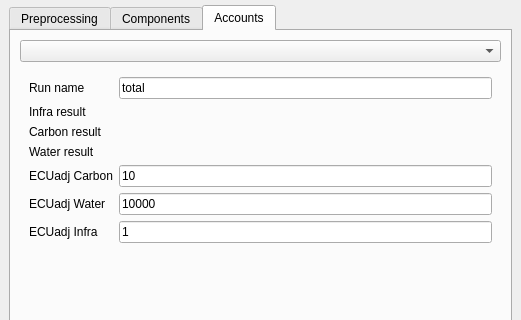
Before: the Qt Designer form enca_plugin/enca_plugin_dockwidget_base.ui in VITObelgium/sys4enca, drawn with Qt 5; both pictures show x 0 to 521 and y 256 to 576 of the 521 by 1072 pixel window.
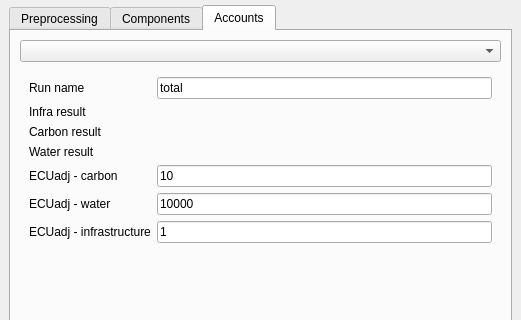
After: the same form once the commit is applied. The open tabs and pages were chosen to show the change. Custom widgets are drawn as their Qt base class.

The edit to the form file:
```diff
--- a/enca_plugin/enca_plugin_dockwidget_base.ui
+++ b/enca_plugin/enca_plugin_dockwidget_base.ui
@@ -2232,7 +2232,7 @@
                         <item row="4" column="0">
                           <widget class="QLabel" name="label_210">
                             <property name="text">
-                              <string>ECUadj Carbon</string>
+                              <string>ECUadj - carbon</string>
                             </property>
                           </widget>
                         </item>
@@ -2246,7 +2246,7 @@
                         <item row="5" column="0">
                           <widget class="QLabel" name="label_211">
                             <property name="text">
-                              <string>ECUadj Water</string>
+                              <string>ECUadj - water</string>
                             </property>
                           </widget>
                         </item>
@@ -2260,7 +2260,7 @@
                         <item row="6" column="0">
                           <widget class="QLabel" name="label_212">
                             <property name="text">
-                              <string>ECUadj Infra</string>
+                              <string>ECUadj - infrastructure</string>
                             </property>
                           </widget>
                         </item>
```
Left out of the diff: 53 changed lines with no effect on the pictures. Lines whose indentation alone changed are shown as unchanged.
